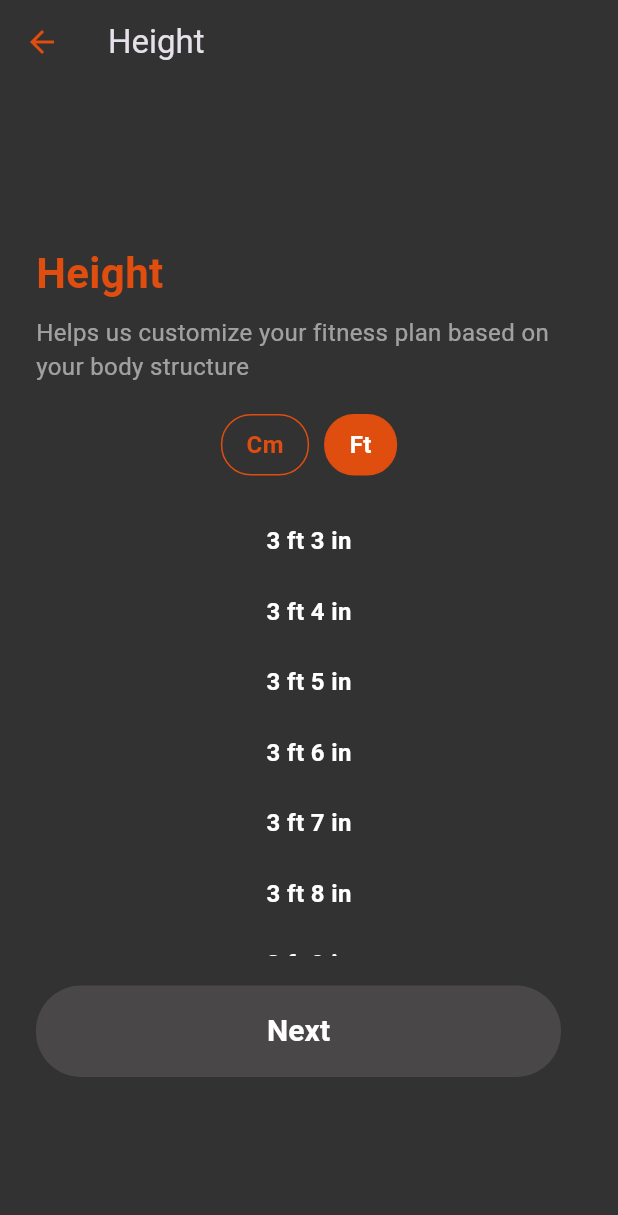
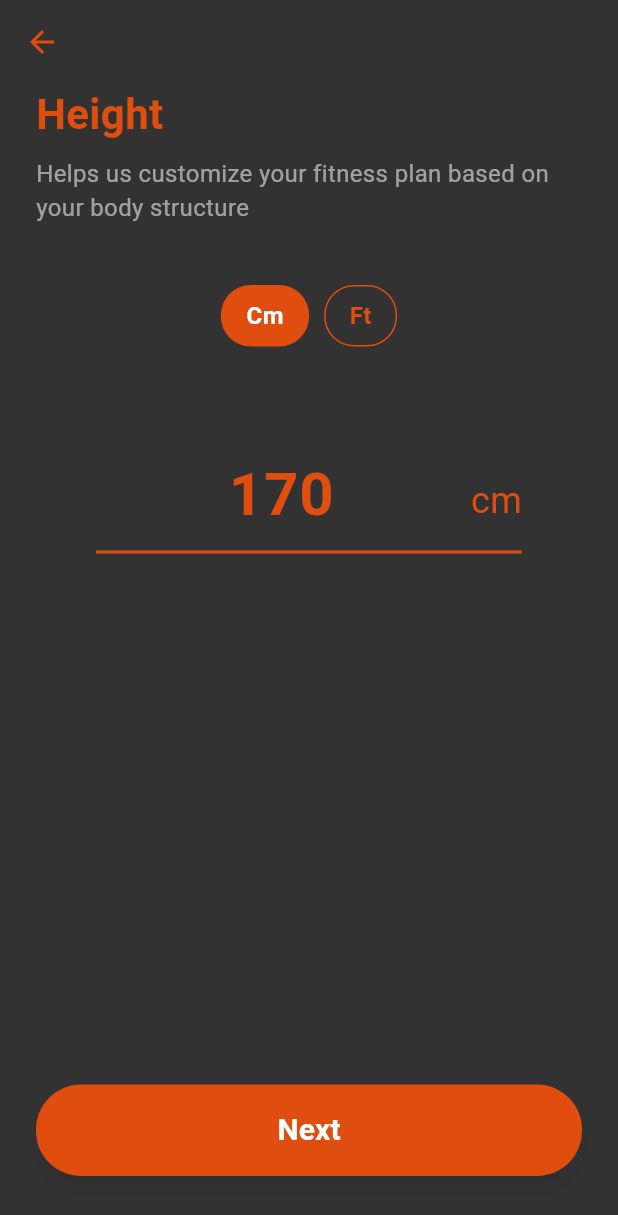
Before and after one commit to jinfailana/Fitscale-, a Flutter app: the SetHeightPage screen opened by its route, on a phone screen of 412 x 824 dp. Shown: the top 1215 px of the screen. Run offline on Flutter 3.47's test engine with Material 3 defaults, Android fonts, the phone set to English and light mode, and no system bars; our stand-ins replace cloud_firestore, confetti, connectivity_plus, firebase_auth, firebase_core, fl_chart and 7 more; accounts and stored records are empty; Roboto replaces fonts that are missing (Poppins).

Commit message:
Height and Weight

```diff
--- a/lib/set_height.dart
+++ b/lib/set_height.dart
@@ -1,4 +1,5 @@
 import 'package:flutter/material.dart';
+import 'package:flutter/services.dart';
 import 'set_weight.dart';
 import 'services/auth_service.dart';
 import 'services/user_service.dart';
@@ -13,31 +14,27 @@ class SetHeightPage extends StatefulWidget {
 class _SetHeightPageState extends State<SetHeightPage> {
   final AuthService _authService = AuthService();
   final UserService _userService = UserService();
+  final TextEditingController _heightController = TextEditingController(text: '170');
   bool _isLoading = false;
+  String unit = 'cm';
 
-  String unit = 'ft';
-  String? selectedHeight;
-  final List<String> heightsFt = List.generate(59, (index) {
-    // 59 positions from 3'3" to 8'2"
-    int totalInches = 39 + index; // Start at 39" (3'3") and go up to 98" (8'2")
-    int feet = totalInches ~/ 12;
-    int inches = totalInches % 12;
-    return '$feet ft $inches in';
-  });
-  // For metric, equivalent range would be approximately 100cm to 249cm
-  final List<String> heightsCm =
-      List.generate(150, (index) => '${100 + index} cm');
+  @override
+  void dispose() {
+    _heightController.dispose();
+    super.dispose();
+  }
 
-  // Convert height string to centimeters
+  // Convert height to cm
   double _convertToCm(String height) {
+    if (height.isEmpty) return 0.0;
+    double? value = double.tryParse(height);
+    if (value == null) return 0.0;
+
     if (unit == 'cm') {
-      return double.parse(height.split(' ')[0]);
+      return value;
     } else {
-      // Convert ft/in to cm
-      final parts = height.split(' ');
-      final feet = int.parse(parts[0]);
-      final inches = int.parse(parts[2]);
-      return (feet * 30.48) + (inches * 2.54); // Convert to cm
+      // Convert feet to cm
+      return value * 30.48;
     }
   }
 
@@ -48,20 +45,15 @@ class _SetHeightPageState extends State<SetHeightPage> {
       appBar: AppBar(
         backgroundColor: const Color.fromRGBO(51, 50, 50, 1.0),
         elevation: 0,
-        title: const Text('Height'),
         leading: IconButton(
-          icon: const Icon(Icons.arrow_back,
-              color: Color.fromRGBO(223, 77, 15, 1.0)),
-          onPressed: () {
-            Navigator.pop(context);
-          },
+          icon: const Icon(Icons.arrow_back, color: Color.fromRGBO(223, 77, 15, 1.0)),
+          onPressed: () => Navigator.of(context).pop(),
         ),
       ),
-      body: Center(
+      body: SafeArea(
         child: Padding(
           padding: const EdgeInsets.symmetric(horizontal: 24),
           child: Column(
-            mainAxisAlignment: MainAxisAlignment.center,
             crossAxisAlignment: CrossAxisAlignment.start,
             children: [
               const Text(
@@ -80,7 +72,7 @@ class _SetHeightPageState extends State<SetHeightPage> {
                   fontSize: 16,
                 ),
               ),
-              const SizedBox(height: 20),
+              const SizedBox(height: 40),
               Row(
                 mainAxisAlignment: MainAxisAlignment.center,
                 children: [
@@ -89,56 +81,78 @@ class _SetHeightPageState extends State<SetHeightPage> {
                   _unitButton('Ft'),
                 ],
               ),
-              const SizedBox(height: 20),
-              SizedBox(
-                height: 300,
-                child: ListView.builder(
-                  itemCount: unit == 'ft' ? heightsFt.length : heightsCm.length,
-                  itemBuilder: (context, index) {
-                    return _heightButton(
-                        unit == 'ft' ? heightsFt[index] : heightsCm[index]);
-                  },
+              const SizedBox(height: 60),
+              Container(
+                margin: const EdgeInsets.symmetric(horizontal: 40),
+                child: Column(
+                  children: [
+                    TextField(
+                      controller: _heightController,
+                      keyboardType: TextInputType.numberWithOptions(decimal: true),
+                      textAlign: TextAlign.center,
+                      style: const TextStyle(
+                        color: Color.fromRGBO(223, 77, 15, 1.0),
+                        fontSize: 40,
+                        fontWeight: FontWeight.bold,
+                      ),
+                      decoration: InputDecoration(
+                        border: InputBorder.none,
+                        hintText: '0.0',
+                        hintStyle: TextStyle(
+                          color: const Color.fromRGBO(223, 77, 15, 1.0).withOpacity(0.5),
+                        ),
+                        suffixText: unit,
+                        suffixStyle: const TextStyle(
+                          color: Color.fromRGBO(223, 77, 15, 1.0),
+                          fontSize: 24,
                         ),
                       ),
-              const SizedBox(height: 20),
+                      inputFormatters: [
+                        FilteringTextInputFormatter.allow(RegExp(r'^\d*\.?\d*')),
+                      ],
+                    ),
+                    Container(
+                      height: 2,
+                      color: const Color.fromRGBO(223, 77, 15, 1.0),
+                    ),
+                  ],
+                ),
+              ),
+              const Spacer(),
               SizedBox(
-                width: 350,
+                width: double.infinity,
                 child: ElevatedButton(
-                  onPressed: selectedHeight != null
-                      ? () async {
-                          setState(() {
-                            _isLoading = true;
-                          });
+                  onPressed: () async {
+                    if (_heightController.text.isEmpty) {
+                      ScaffoldMessenger.of(context).showSnackBar(
+                        const SnackBar(content: Text('Please enter your height')),
+                      );
+                      return;
+                    }
 
+                    setState(() => _isLoading = true);
                     try {
                       final userId = _authService.getCurrentUserId();
                       if (userId == null) throw Exception('User not logged in');
 
-                            // Convert height to cm and save
-                            final heightInCm = _convertToCm(selectedHeight!);
-                            await _userService.updateMetrics(
-                              userId,
-                              height: heightInCm,
-                            );
+                      final heightInCm = _convertToCm(_heightController.text);
+                      if (heightInCm <= 0) {
+                        throw Exception('Please enter a valid height');
+                      }
 
-                            // Navigate to weight page
+                      await _userService.updateMetrics(userId, height: heightInCm);
                       Navigator.pushReplacement(
                         context,
-                              MaterialPageRoute(
-                                builder: (context) => const SetWeightPage(),
-                              ),
+                        MaterialPageRoute(builder: (context) => const SetWeightPage()),
                       );
                     } catch (e) {
                       ScaffoldMessenger.of(context).showSnackBar(
                         SnackBar(content: Text('Error: ${e.toString()}')),
                       );
                     } finally {
-                            setState(() {
-                              _isLoading = false;
-                            });
+                      setState(() => _isLoading = false);
                     }
-                        }
-                      : null,
+                  },
                   style: ElevatedButton.styleFrom(
                     backgroundColor: const Color.fromRGBO(223, 77, 15, 1.0),
                     shape: RoundedRectangleBorder(
@@ -168,6 +182,7 @@ class _SetHeightPageState extends State<SetHeightPage> {
                         ),
                 ),
               ),
+              const SizedBox(height: 40),
             ],
           ),
         ),
@@ -180,7 +195,22 @@ class _SetHeightPageState extends State<SetHeightPage> {
     return GestureDetector(
       onTap: () {
         setState(() {
+          String oldUnit = unit;
           unit = unitType.toLowerCase();
+
+          // Convert the current height when switching units
+          if (_heightController.text.isNotEmpty) {
+            double? currentHeight = double.tryParse(_heightController.text);
+            if (currentHeight != null) {
+              if (oldUnit == 'cm' && unit == 'ft') {
+                // Convert from cm to feet
+                _heightController.text = (currentHeight / 30.48).toStringAsFixed(1);
+              } else if (oldUnit == 'ft' && unit == 'cm') {
+                // Convert from feet to cm
+                _heightController.text = (currentHeight * 30.48).toStringAsFixed(1);
+              }
+            }
+          }
         });
       },
       child: Container(
@@ -197,9 +227,7 @@ class _SetHeightPageState extends State<SetHeightPage> {
         child: Text(
           unitType,
           style: TextStyle(
-            color: isSelected
-                ? Colors.white
-                : const Color.fromRGBO(223, 77, 15, 1.0),
+            color: isSelected ? Colors.white : const Color.fromRGBO(223, 77, 15, 1.0),
             fontSize: 16,
             fontWeight: FontWeight.bold,
           ),
@@ -207,52 +235,4 @@ class _SetHeightPageState extends State<SetHeightPage> {
       ),
     );
   }
-
-  Widget _heightButton(String height) {
-    bool isSelected = selectedHeight == height;
-    return GestureDetector(
-      onTap: () {
-        setState(() {
-          selectedHeight = height;
-        });
-      },
-      child: AnimatedContainer(
-        duration: const Duration(milliseconds: 300),
-        margin: const EdgeInsets.symmetric(vertical: 4),
-        padding: const EdgeInsets.symmetric(vertical: 8),
-        width: MediaQuery.of(context).size.width * 0.6,
-        decoration: BoxDecoration(
-          color: Colors.transparent,
-          border: Border.all(
-            color: isSelected
-                ? const Color.fromRGBO(223, 77, 15, 1.0)
-                : Colors.transparent,
-            width: isSelected ? 3 : 0,
-          ),
-          borderRadius: BorderRadius.circular(30),
-          boxShadow: isSelected
-              ? [
-                  BoxShadow(
-                    color: Colors.black.withAlpha(50),
-                    blurRadius: 5,
-                    offset: const Offset(0, 4),
-                  ),
-                ]
-              : [],
-        ),
-        child: Center(
-          child: Text(
-            height,
-            style: TextStyle(
-              color: isSelected
-                  ? const Color.fromRGBO(223, 77, 15, 1.0)
-                  : Colors.white,
-              fontSize: 16,
-              fontWeight: FontWeight.bold,
-            ),
-          ),
-        ),
-      ),
-    );
 }
-}
--- a/lib/signup.dart
+++ b/lib/signup.dart
@@ -30,7 +30,7 @@ class _SignupPageState extends State<SignupPage> {
 
   String? verificationCode;
   final String brevoApiKey =
-      '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';
+      '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';
 
   Future<bool> checkInternetConnection() async {
     try {
```
Also changed, not shown: lib/birth_year.dart (+16 -4 lines), lib/select_gender.dart (+1 -7 lines), lib/set_goal.dart (+16 -4 lines), lib/set_weight.dart (+18 -8 lines), lib/set_weight_mannually.dart (+103 -117 lines), 4 other files. Lines whose indentation alone changed are shown as unchanged.
